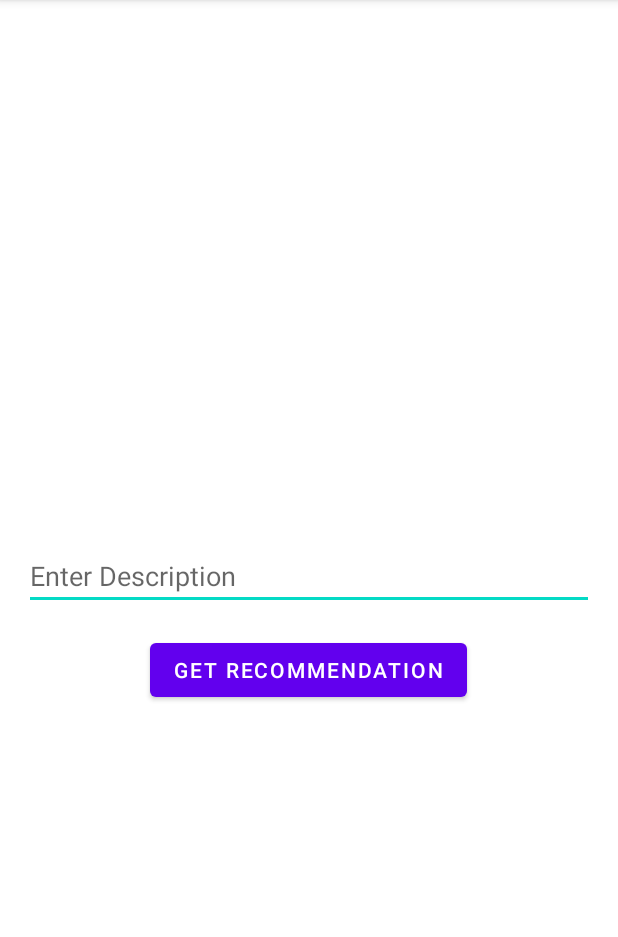
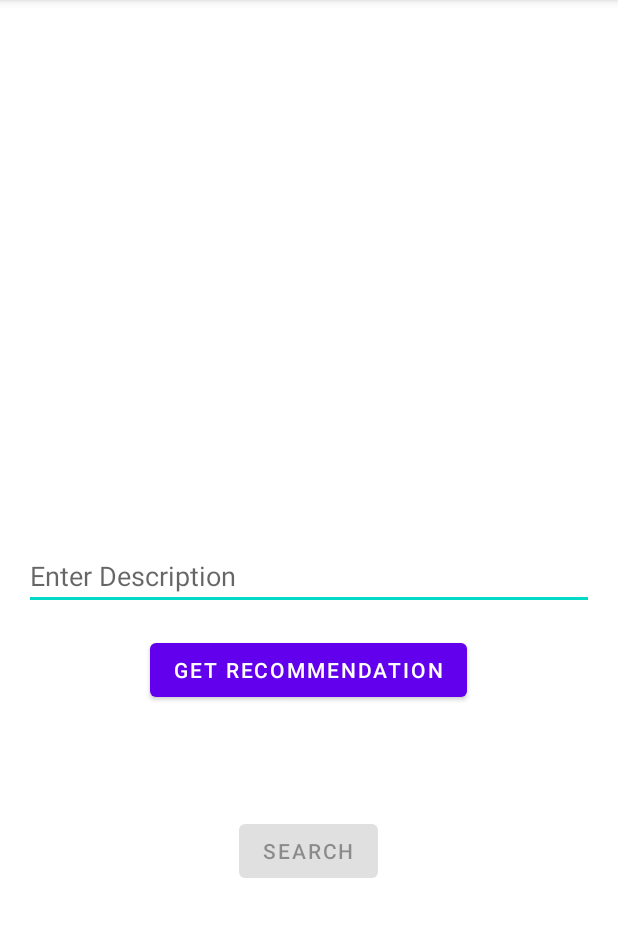
Before and after one commit to fredlhn/FilmFinder, an Android app: the AIRecommendActivity screen opened directly, with no data from a screen before it, on a phone screen of 412 x 824 dp, the part 84-1021 px from its top. Run offline under Robolectric (Android 15) with nearby library versions, the phone set to English and light mode, and no system bars; libraries missing offline, so code that uses them is left out: com.algolia.search; 2 statements that could not run were skipped.

Commit message:
fix bug in ai recommend

```diff
--- a/FilmFinder/app/src/main/AndroidManifest.xml
+++ b/FilmFinder/app/src/main/AndroidManifest.xml
@@ -27,8 +27,8 @@
         </activity>
 
 
-        <activity android:name=".SearchActivity" android:exported="true"></activity>
-        <activity android:name=".MovieDetailsActivity"></activity>
+<!--        <activity android:name=".SearchActivity" android:exported="true"></activity>-->
+<!--        <activity android:name=".MovieDetailsActivity"></activity>-->
 
         <activity android:name=".Activity.UploadCsvActivity" android:exported="true"></activity>
         <activity android:name=".Activity.MainActivity"></activity>
--- a/FilmFinder/app/src/main/java/com/sydney/filmfinder/Activity/AIRecommendActivity.java
+++ b/FilmFinder/app/src/main/java/com/sydney/filmfinder/Activity/AIRecommendActivity.java
@@ -1,16 +1,28 @@
 package com.sydney.filmfinder.Activity;
 
+import android.annotation.SuppressLint;
+import android.content.Intent;
 import android.os.Bundle;
+import android.util.Log;
 import android.view.View;
 import android.widget.Button;
 import android.widget.EditText;
 import android.widget.TextView;
+import android.widget.Toast;
+
 import androidx.appcompat.app.AppCompatActivity;
 
+import com.algolia.search.saas.Query;
+import com.sydney.filmfinder.Class.Movie;
 import com.sydney.filmfinder.Class.MovieRecommendationRequest;
 import com.sydney.filmfinder.Class.MovieRecommendationResponse;
 import com.sydney.filmfinder.Interface.OpenAIApi;
 import com.sydney.filmfinder.R;
+
+import org.json.JSONArray;
+import org.json.JSONObject;
+
+import java.util.ArrayList;
 
 import retrofit2.Call;
 import retrofit2.Callback;
@@ -18,31 +30,54 @@ import retrofit2.Response;
 import retrofit2.Retrofit;
 import retrofit2.converter.gson.GsonConverterFactory;
 
+import com.algolia.search.saas.Client;
+import com.algolia.search.saas.Query;
+import com.algolia.search.saas.Index;
+
 public class AIRecommendActivity extends AppCompatActivity {
 
     private EditText userInput;
     private TextView MovieRecommendation;
+    private static final String ALGOLIA_APP_ID = "FXHWCT3O4N";
+    private static final String ALGOLIA_SEARCH_KEY = "68a5472b28853764b5842bced7c01242";
+    private static final String ALGOLIA_INDEX_NAME = "FilmFinder";
+
+    private Client mClient;
+    private Index mIndex;
+    Button searchButton;
 
     // Your base API endpoint
-    private static final String BASE_URL = "https://api.openai.com/";
+    private static final String BASE_URL = "https://api.openai.com/v1/";
 
     // Your API key
-    private static final String API_KEY = "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";
+    private static final String API_KEY = "Bearer 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";
 
     @Override
     protected void onCreate(Bundle savedInstanceState) {
         super.onCreate(savedInstanceState);
-        setContentView(R.layout.activity_ai_recommend);  // Assuming your XML file is named activity_airecommendation.xml
+        setContentView(R.layout.activity_ai_recommend);
 
         userInput = findViewById(R.id.userInput);
         MovieRecommendation = findViewById(R.id.MovieRecommendation);
 
         Button btnRecommend = findViewById(R.id.btnRecommend);
+        searchButton = findViewById(R.id.searchButton);
+        searchButton.setEnabled(false);
+
+        mClient = new Client(ALGOLIA_APP_ID, ALGOLIA_SEARCH_KEY);
+        mIndex = mClient.getIndex(ALGOLIA_INDEX_NAME);
         btnRecommend.setOnClickListener(new View.OnClickListener() {
             @Override
             public void onClick(View v) {
                 String description = userInput.getText().toString();
                 fetchMovieRecommendation(description);
+            }
+        });
+        searchButton.setOnClickListener(new View.OnClickListener() {
+            @Override
+            public void onClick(View v) {
+                String query = MovieRecommendation.getText().toString().trim().toLowerCase();
+                searchForMovie(query);
             }
         });
     }
@@ -56,16 +91,18 @@ public class AIRecommendActivity extends AppCompatActivity {
         OpenAIApi service = retrofit.create(OpenAIApi.class);
 
         // Assuming a model and prompt setup for your use case
-        MovieRecommendationRequest request = new MovieRecommendationRequest("gpt-3.5-turbo-instruct", description);
+        MovieRecommendationRequest request = new MovieRecommendationRequest("gpt-3.5-turbo-instruct", "Base on the information in brackets, only generate one film name, the result does not need double quotation mark. （"+description+")");
 
-        Call<MovieRecommendationResponse> call = service.getMovieRecommendation(API_KEY, request);
+        Call<MovieRecommendationResponse> call = service.getMovieRecommendation("application/json",API_KEY,request);
         call.enqueue(new Callback<MovieRecommendationResponse>() {
             @Override
             public void onResponse(Call<MovieRecommendationResponse> call, Response<MovieRecommendationResponse> response) {
                 if (response.isSuccessful() && response.body() != null) {
-                    MovieRecommendation.setText(response.body().getRecommendedMovieTitle());
+                    MovieRecommendation.setText(response.body().getCompletionText());
+                    searchButton.setEnabled(true);
                 } else {
                     MovieRecommendation.setText("Failed to get a recommendation.");
+                    searchButton.setEnabled(false);
                 }
             }
 
@@ -75,4 +112,37 @@ public class AIRecommendActivity extends AppCompatActivity {
             }
         });
     }
+
+    private void searchForMovie(String queryText) {
+        Query query = new Query(queryText);
+        mIndex.searchAsync(query, (content, error) -> {
+            if (error == null) {
+                JSONArray hits = content.optJSONArray("hits");
+                ArrayList<Movie> movies = new ArrayList<>();
+
+                if (hits != null) {
+                    for (int i = 0; i < hits.length(); i++) {
+                        JSONObject hit = hits.optJSONObject(i);
+                        if (hit != null) {
+                            String id = hit.optString("objectID");
+                            String title = hit.optString("Title");
+                            double rating = hit.optDouble("Rating");
+                            Log.d("movie",id+"\n"+title);
+                            movies.add(new Movie(id, title, rating));
+                        }
+                    }
+                }
+
+                if (movies.size() > 0) {
+                    Intent intent = new Intent(AIRecommendActivity.this, ResultActivity.class);
+                    intent.putExtra("movies", movies);
+                    startActivity(intent);
+                } else {
+                    Toast.makeText(AIRecommendActivity.this, "No movies found.", Toast.LENGTH_SHORT).show();
+                }
+            } else {
+                Toast.makeText(AIRecommendActivity.this, "Error searching. Please try again.", Toast.LENGTH_SHORT).show();
+            }
+        });
+    }
 }
--- a/FilmFinder/app/src/main/java/com/sydney/filmfinder/Activity/SearchActivity.java
+++ b/FilmFinder/app/src/main/java/com/sydney/filmfinder/Activity/SearchActivity.java
@@ -13,7 +13,7 @@ import androidx.appcompat.app.AppCompatActivity;
 import com.algolia.search.saas.Client;
 import com.algolia.search.saas.Query;
 import com.algolia.search.saas.Index;
-import com.google.android.material.bottomnavigation.BottomNavigationView;
+
 import com.sydney.filmfinder.Class.Movie;
 import com.sydney.filmfinder.R;
 
@@ -56,7 +56,7 @@ public class SearchActivity extends AppCompatActivity {
             }
         });
 
-        BottomNavigationView bottomNavigationView = findViewById(R.id.bottom_navigation);
+//        BottomNavigationView bottomNavigationView = findViewById(R.id.bottom_navigation);
 
 //        bottomNavigationView.setOnNavigationItemSelectedListener(item -> {
 //            switch (item.getItemId()) {
--- a/FilmFinder/app/src/main/java/com/sydney/filmfinder/Interface/OpenAIApi.java
+++ b/FilmFinder/app/src/main/java/com/sydney/filmfinder/Interface/OpenAIApi.java
@@ -11,8 +11,9 @@ import retrofit2.http.POST;
 
 public interface OpenAIApi {
 
-    @POST("/v1/completions")  // Replace 'path_to_endpoint' with the appropriate endpoint for fetching recommendations.
+    @POST("completions")
     Call<MovieRecommendationResponse> getMovieRecommendation(
+            @Header("Content-Type") String contentType,
             @Header("Authorization") String apiKey,
             @Body MovieRecommendationRequest request
     );
--- a/FilmFinder/app/src/main/res/layout/activity_ai_recommend.xml
+++ b/FilmFinder/app/src/main/res/layout/activity_ai_recommend.xml
@@ -30,4 +30,13 @@
         android:layout_marginTop="32dp"
         android:gravity="center"/>
 
+    <Button
+        android:id="@+id/searchButton"
+        android:layout_width="wrap_content"
+        android:layout_height="wrap_content"
+        android:text="Search"
+        android:layout_below="@id/MovieRecommendation"
+        android:layout_centerHorizontal="true"
+        android:layout_marginTop="16dp"/>
+
 </RelativeLayout>
```
Also changed, not shown: FilmFinder/app/src/main/java/com/sydney/filmfinder/Activity/LoginActivity.java (+4 -5 lines), FilmFinder/app/src/main/java/com/sydney/filmfinder/Class/Choice.java (added, +12 -0 lines), FilmFinder/app/src/main/java/com/sydney/filmfinder/Class/MovieRecommendationResponse.java (+12 -6 lines).
